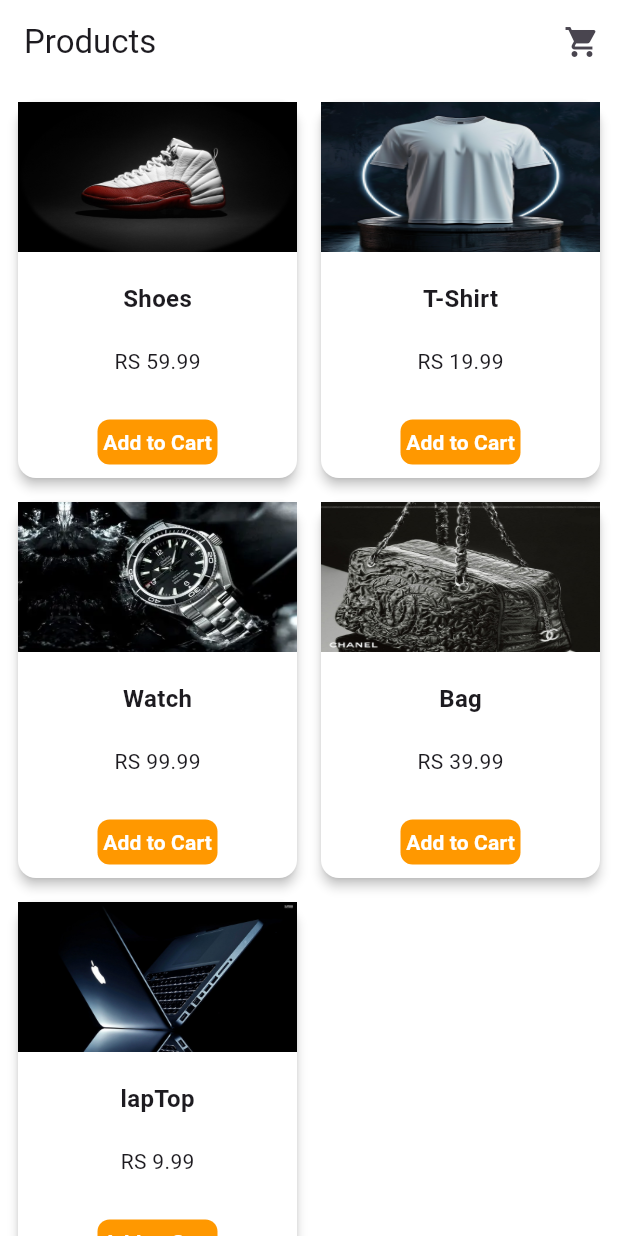
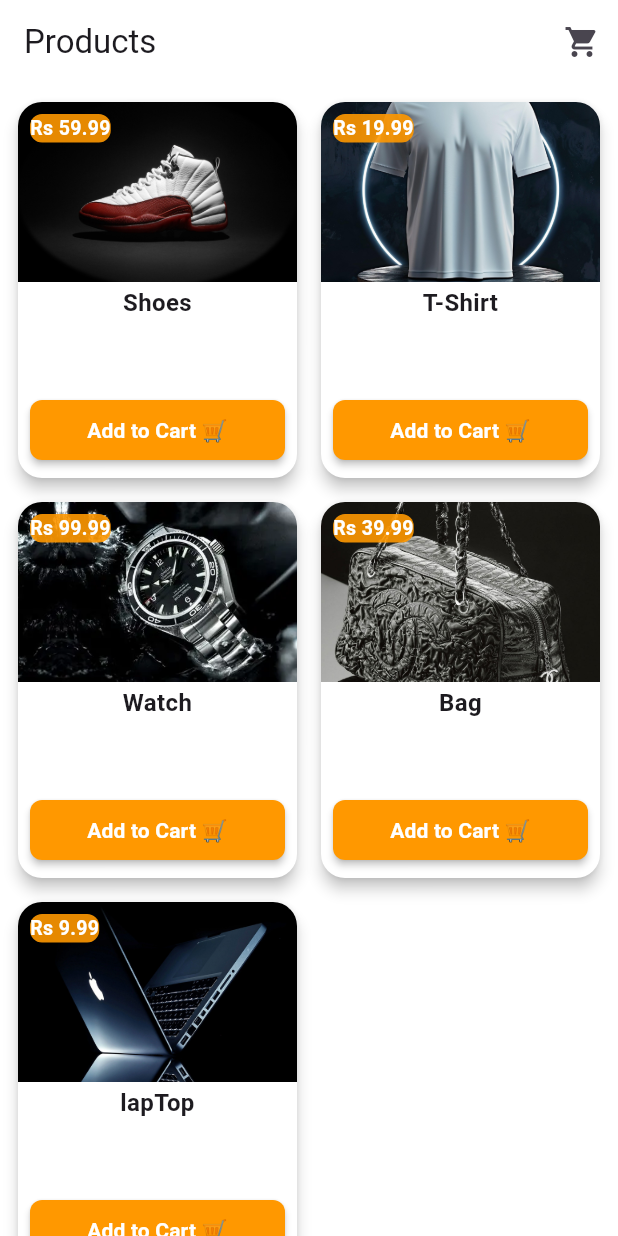
Before and after one commit to Abhiram-ks/UPSO-E-Commerce, a Flutter app: the screen it shows after launch, on a phone screen of 412 x 824 dp. Run offline on Flutter 3.47's test engine with Material 3 defaults, Android fonts, the light colour scheme and no system bars; our stand-ins replace hive, hive_flutter; accounts and stored records are empty.

Commit message:
final commit

```diff
--- a/lib/presentation/screen/cart_screen.dart
+++ b/lib/presentation/screen/cart_screen.dart
@@ -29,6 +29,7 @@
             Text(
               'Everything you’ve handpicked is waiting here. Review, tweak, or add more your perfect haul is just a tap away.',
             ),
+            const SizedBox(height: 20,),
             Expanded(
               child: ListView.builder(
                 itemCount: cart.items.length,
--- a/lib/presentation/widgets/product_item.dart
+++ b/lib/presentation/widgets/product_item.dart
@@ -11,29 +11,78 @@
   @override
   Widget build(BuildContext context) {
     return Card(
-      elevation: 3,
+      elevation: 4,
       color: Colors.white,
+      shape: RoundedRectangleBorder(
+        borderRadius: BorderRadius.circular(16),
+      ),
       child: Column(
-        mainAxisAlignment: MainAxisAlignment.spaceBetween,
+        crossAxisAlignment: CrossAxisAlignment.stretch,
         children: [
-          Image.asset(
+          Stack(
+            children: [
+              ClipRRect(
+                borderRadius:
+                    const BorderRadius.vertical(top: Radius.circular(16)),
+                child: Image.asset(
                   product.image,
-            height: 100,
+                  height: 120,
                   width: double.infinity,
-            fit: BoxFit.fill,
+                  fit: BoxFit.cover,
                 ),
-          Text(product.name, style: const TextStyle(fontSize: 16, fontWeight: FontWeight.bold)),
-          Text('RS ${product.price.toStringAsFixed(2)}'),
-          ElevatedButton(
+              ),
+              Positioned(
+                top: 8,
+                left: 8,
+                child: Container(
+                  decoration: BoxDecoration(
+                    color: Colors.orange.withValues(alpha: 0.9),
+                    borderRadius: BorderRadius.circular(8),
+                  ),
+                  child: Text(
+                    'Rs ${product.price.toStringAsFixed(2)}',
+                    style: const TextStyle(
+                      color: Colors.white,
+                      fontWeight: FontWeight.bold,
+                      fontSize: 13,
+                    ),
+                  ),
+                ),
+              ),
+            ],
+          ),
+
+          Padding(
+            padding: const EdgeInsets.symmetric(horizontal: 8, vertical: 2),
+            child: Text(
+              product.name,
+              style: const TextStyle(
+                fontSize: 16,
+                fontWeight: FontWeight.bold,
+              ),
+              textAlign: TextAlign.center,
+              maxLines: 2,
+              overflow: TextOverflow.ellipsis,
+            ),
+          ),
+
+          // Flexible spacer so button stays at bottom without overflow
+          const Spacer(),
+
+          // Add to Cart Button
+          Padding(
+            padding: const EdgeInsets.all(8.0),
+            child: SizedBox(
+              width: double.infinity,
+              child: ElevatedButton(
                 style: ElevatedButton.styleFrom(
                   backgroundColor: Colors.orange,
                   foregroundColor: Colors.white,
-              padding: EdgeInsets.zero,
-              minimumSize: const Size(80, 30),
+                  padding: const EdgeInsets.symmetric(vertical: 10),
                   shape: RoundedRectangleBorder(
                     borderRadius: BorderRadius.circular(8),
                   ),
-              elevation: 0,
+                  elevation: 2,
                 ),
                 onPressed: () {
                   Provider.of<CartProvider>(
@@ -42,8 +91,13 @@
                   ).addItem(product);
                 },
                 child: const Text(
-              'Add to Cart',
-              style: TextStyle(fontWeight: FontWeight.bold, fontSize: 14),
+                  'Add to Cart 🛒',
+                  style: TextStyle(
+                    fontWeight: FontWeight.bold,
+                    fontSize: 14,
+                  ),
+                ),
+              ),
             ),
           ),
         ],
```
Also changed, not shown: lib/presentation/widgets/cart_item.dart (+76 -11 lines). Lines whose indentation alone changed are shown as unchanged.
